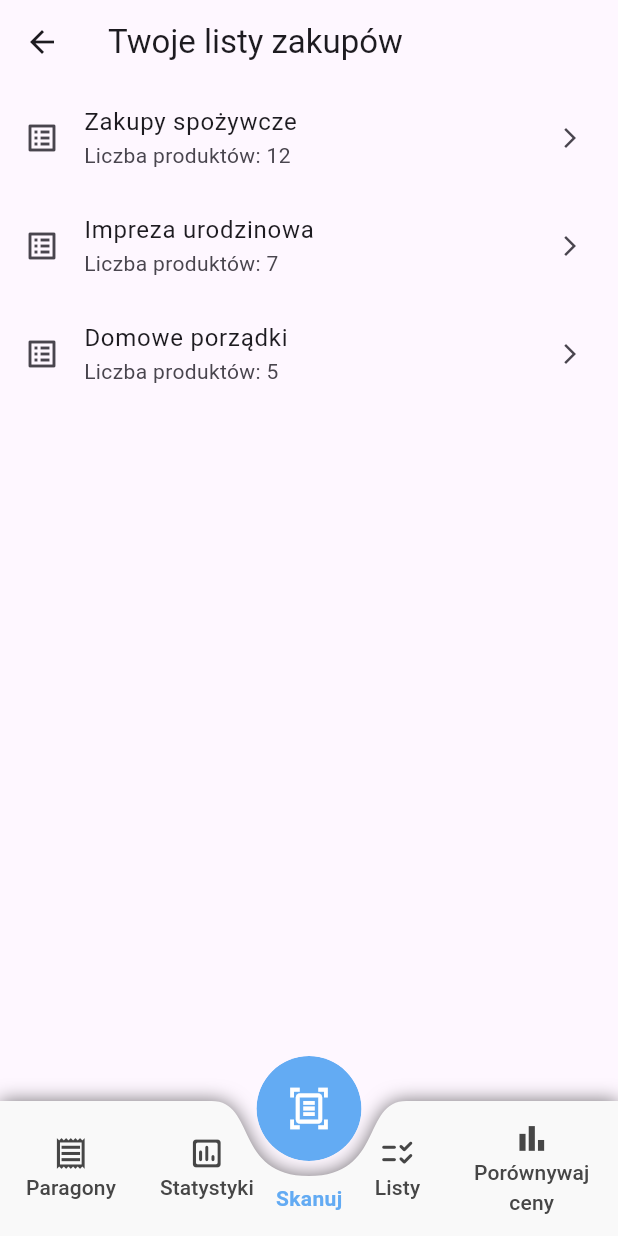
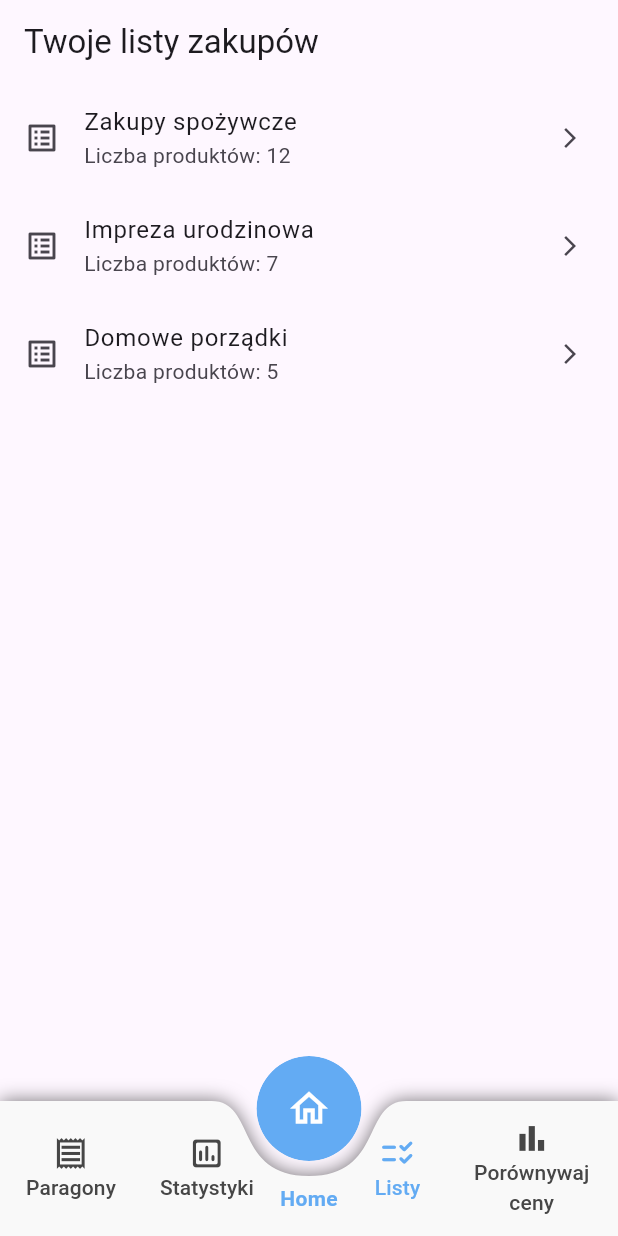
Before and after one commit to BartoszOwczarek22/ScanNSave, a Flutter app: the screen it shows once a user with an empty profile is signed in, scrolled down 184 dp, after a tap on "Sprawdź", on a phone screen of 412 x 824 dp. Run offline on Flutter 3.47's test engine with Material 3 defaults, Android fonts, the phone set to English and light mode, and no system bars; our stand-ins replace camera, firebase_auth, firebase_core, fl_chart, flutter_riverpod, flutter_svg and 2 more; missing offline and left inert: dart_levenshtein, google_mlkit_text_recognition; accounts and stored records are empty; network calls fail.

Commit message:
poprawa działania navBar, przycisk homePage

```diff
--- a/Flutter/lib/core/notch_menu.dart
+++ b/Flutter/lib/core/notch_menu.dart
@@ -3,13 +3,16 @@ import 'package:flutter_riverpod/flutter_riverpod.dart';
 import 'package:scan_n_save/core/clip_shadow_path.dart';
 import 'package:scan_n_save/lists/shopping_lists_page.dart';
 import 'package:scan_n_save/pages/camera_page.dart';
+import 'package:scan_n_save/pages/home_page.dart';
 import 'package:scan_n_save/pages/receipt_history_page.dart';
 import 'package:scan_n_save/sharedprefsnotifier.dart';
 import 'package:scan_n_save/stats/main_dashboard.dart';
 import 'package:scan_n_save/stats/store_comparison.dart';
 
 class NotchMenu extends ConsumerWidget {
-  const NotchMenu({super.key});
+  final bool isHomePage;
+  final int screenIndex;
+  const NotchMenu(this.isHomePage, this.screenIndex, {super.key});
 
   @override
   Widget build(BuildContext context, WidgetRef ref) {
@@ -37,62 +40,70 @@ class NotchMenu extends ConsumerWidget {
                 mainAxisAlignment: MainAxisAlignment.spaceEvenly,
                 children: [
                   BottomMenuButton(
+                    selected: screenIndex == 0,
                     icon: Icons.receipt_outlined,
                     label: 'Paragony',
                     onPressed: () {
                       if (ModalRoute.of(context)?.settings.name != '/receipt-history') {
-                        Navigator.pushReplacement(
+                        Navigator.pushAndRemoveUntil(
                           context,
                           MaterialPageRoute(
                             builder: (context) => ReceiptHistoryPage(),
                             settings: RouteSettings(name: '/receipt-history'),
                           ),
+                          (route) => false,
                         );
                       }
                     },
                   ),
                   BottomMenuButton(
+                    selected: screenIndex == 1,
                     icon: Icons.insert_chart_outlined_rounded,
                     label: 'Statystyki',
                     onPressed: () => {
                       if (ModalRoute.of(context)?.settings.name != '/statistics') {
-                        Navigator.pushReplacement(
+                        Navigator.pushAndRemoveUntil(
                           context,
                           MaterialPageRoute(
                             builder: (context) => const ExpenseStatisticsScreen(),
                             settings: RouteSettings(name: '/statistics'),
                           ),
+                          (route) => false,
                         )
                       }
                     },
                   ),
                   SizedBox(width: baseSize * 0.1),
                   BottomMenuButton(
+                    selected: screenIndex == 2,
                     icon: Icons.checklist_rtl_rounded,
                     label: 'Listy',
                     onPressed: () {
                        if (ModalRoute.of(context)?.settings.name != '/shopping-lists') {
-                        Navigator.pushReplacement(
+                        Navigator.pushAndRemoveUntil(
                           context,
                           MaterialPageRoute(
                             builder: (context) => const ShoppingListsPage(),
                             settings: RouteSettings(name: '/shopping-lists'),
                           ),
+                          (route) => false,
                         );
                       }
                     },
                   ),
                   BottomMenuButton(
+                    selected: screenIndex == 3,
                     icon: Icons.bar_chart,
                     label: 'Porównywaj \nceny',
                     onPressed: () => {
                       if (ModalRoute.of(context)?.settings.name != '/price-comparison') {
-                        Navigator.pushReplacement(
+                        Navigator.pushAndRemoveUntil(
                           context,
                           MaterialPageRoute(
                             builder: (context) => PriceComparisonScreen(),
                             settings: RouteSettings(name: '/price-comparison'),
                           ),
+                          (route) => false,
                         )
                       }
                     },
@@ -106,7 +117,7 @@ class NotchMenu extends ConsumerWidget {
           bottom: 15,
           left: 0,
           right: 0,
-          child: Center(child: Text("Skanuj", style: TextStyle(color: Color.fromRGBO(99, 171, 243, 1.0), fontWeight: FontWeight.bold),))),
+          child: Center(child: Text(isHomePage ? "Skanuj" : "Home", style: TextStyle(color: Color.fromRGBO(99, 171, 243, 1.0), fontWeight: FontWeight.bold),))),
         Positioned(
           bottom: 50,
           left: 0,
@@ -114,15 +125,23 @@ class NotchMenu extends ConsumerWidget {
           child: Center(
             child: ClipOval(
               child: IconButton(
-                onPressed: () => {
+                onPressed: isHomePage ? () => {
                   Navigator.push(
                     context,
                     MaterialPageRoute(
                       builder: (context) => CameraPage(),
                     ),
                   )
+                } : () => {
+                  Navigator.pushAndRemoveUntil(
+                    context,
+                    MaterialPageRoute(
+                      builder: (context) => HomePage(),
+                    ),
+                    (route) => false,
+                  )
                 },
-                icon: Icon(Icons.document_scanner_outlined),
+                icon: Icon(isHomePage ? Icons.document_scanner_outlined : Icons.home_outlined),
                 color: Colors.white,
                 iconSize: 30,
                 style: IconButton.styleFrom(
@@ -143,12 +162,14 @@ class BottomMenuButton extends ConsumerWidget {
   final IconData icon;
   final String label;
   final VoidCallback onPressed;
+  final bool selected;
 
   const BottomMenuButton({
     Key? key,
     required this.icon,
     required this.label,
     required this.onPressed,
+    this.selected = false,
   }) : super(key: key);
 
   @override
@@ -161,8 +182,8 @@ class BottomMenuButton extends ConsumerWidget {
       child: Column(
         mainAxisAlignment: MainAxisAlignment.center,
         children: [
-          Icon(icon, size: baseSize * 0.06, color: isDark ? const Color.fromRGBO(222, 222, 222, 1) : Color.fromRGBO(70, 70, 70, 1.0) ,),
-          Text(label,textAlign: TextAlign.center ,style: TextStyle(color: isDark ? const Color.fromRGBO(222, 222, 222, 1) : Color.fromRGBO(70, 70, 70, 1.0)),)
+          Icon(icon, size: baseSize * 0.06, color: selected ? const Color.fromRGBO(99, 171, 243, 1.0) : (isDark ? const Color.fromRGBO(222, 222, 222, 1) : Color.fromRGBO(70, 70, 70, 1.0)),),
+          Text(label,textAlign: TextAlign.center ,style: TextStyle(color: selected ? const Color.fromRGBO(99, 171, 243, 1.0) : (isDark ? const Color.fromRGBO(222, 222, 222, 1) : Color.fromRGBO(70, 70, 70, 1.0))),)
         ],
       ),
     );
--- a/Flutter/lib/lists/shopping_lists_page.dart
+++ b/Flutter/lib/lists/shopping_lists_page.dart
@@ -17,13 +17,6 @@ class ShoppingListsPage extends StatelessWidget {
     return Scaffold(
     appBar: AppBar(
       title: const Text('Twoje listy zakupów'),
-      leading: IconButton(
-        icon: const Icon(Icons.arrow_back),
-        onPressed: () => Navigator.pushReplacement(
-          context,
-          MaterialPageRoute(builder: (context) => HomePage()),
-        ),
-      ),
     ),
     body: Stack(
       children: [
@@ -50,7 +43,7 @@ class ShoppingListsPage extends StatelessWidget {
           ),
         ),
         // Dodaj NotchMenu
-        const NotchMenu(),
+        const NotchMenu(false, 2),
       ],
     ),
     // Usuń floatingActionButton (funkcjonalność przeniesiona do NotchMenu)
--- a/Flutter/lib/pages/home_page.dart
+++ b/Flutter/lib/pages/home_page.dart
@@ -203,7 +203,7 @@ Future<void> _loadMonthlySpending() async {
               ),
             ),
           ),
-          NotchMenu(),
+          NotchMenu(true, 5),
         ],
       ),
     );
--- a/Flutter/lib/stats/main_dashboard.dart
+++ b/Flutter/lib/stats/main_dashboard.dart
@@ -240,7 +240,7 @@ class _ExpenseStatisticsScreenState extends State<ExpenseStatisticsScreen> {
                 ),
         ),
         // Bottom menu
-        const NotchMenu(),
+        const NotchMenu(false, 1),
       ],
     ),
   );
```
Also changed, not shown: Flutter/lib/pages/receipt_history_page.dart (+2 -9 lines), Flutter/lib/stats/store_comparison.dart (+1 -10 lines).
